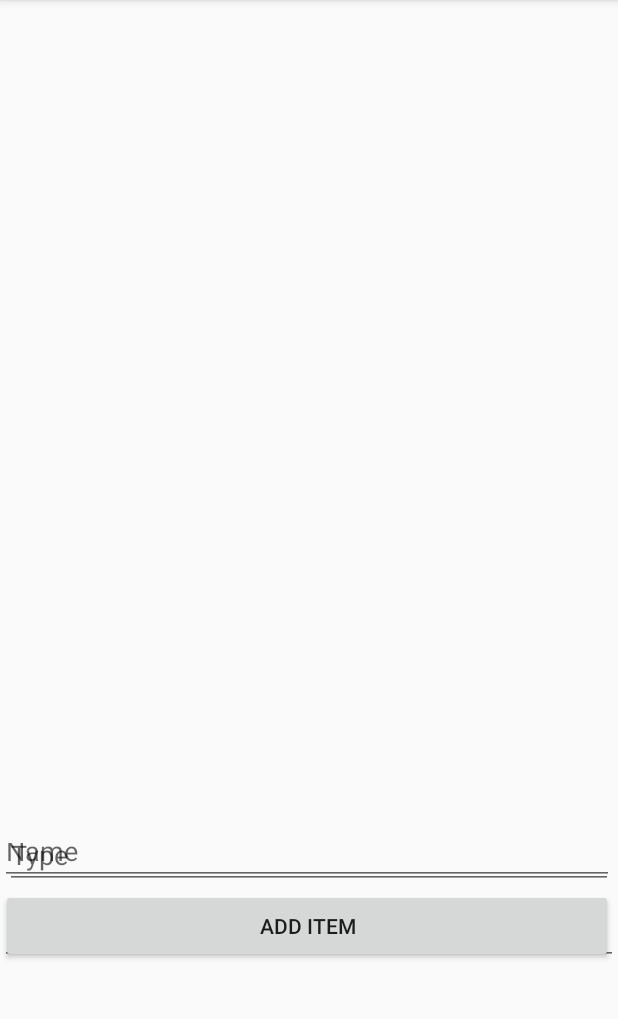
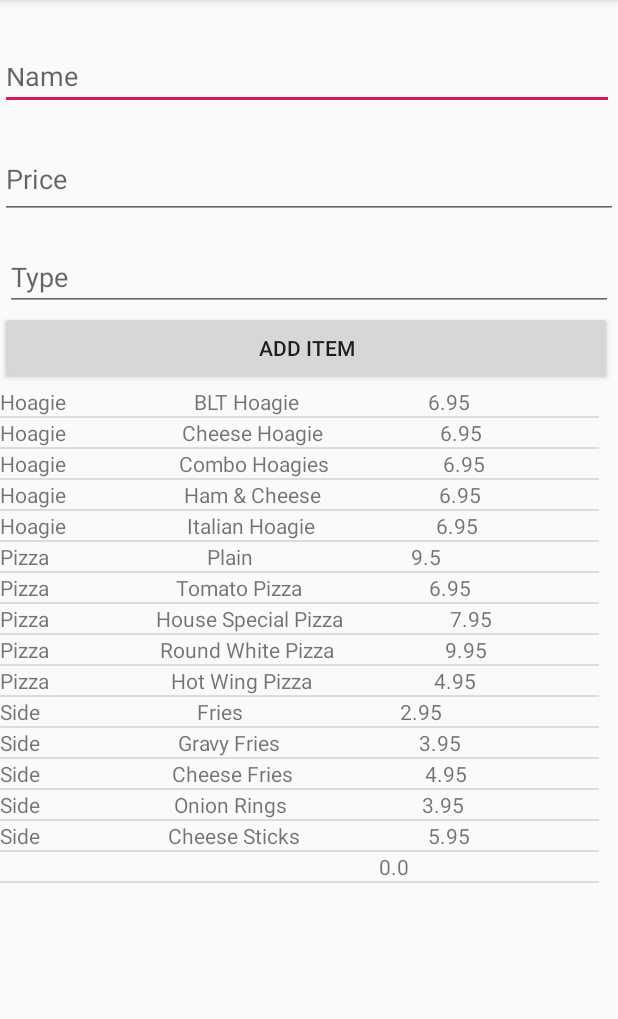
Before and after one commit to jackn81/Lunchilicious, an Android app: the screen it shows after launch (MainActivity), after a tap on "ADD ITEM", on a phone screen of 412 x 824 dp, the part 84-1103 px from its top. Run offline under Robolectric (Android 15) with nearby library versions, the phone set to English and light mode, and no system bars; 1 statement that could not run was skipped.

Commit message:
Lunchilicious Assignment 7 - Working to specifications - after much debugging I was finally able to work out the mistakes I had made in MenuViewModel.

```diff
--- a/app/src/main/java/edu/scranton/nesbittj3/lunchilicious/MainActivity.java
+++ b/app/src/main/java/edu/scranton/nesbittj3/lunchilicious/MainActivity.java
@@ -5,14 +5,14 @@ import androidx.fragment.app.Fragment;
 import androidx.fragment.app.FragmentManager;
 import androidx.lifecycle.ViewModelProvider;
 import android.os.Bundle;
+import android.view.View;
+
 import java.util.ArrayList;
+import java.util.List;
 
-public class MainActivity extends AppCompatActivity implements Mediator{
-
-   // private MenuFragmentAdapter adapter;
+public class MainActivity extends AppCompatActivity {
+    ArrayList<MenuItem> items = new ArrayList<>();
     private MenuFragment menuFragment;
-   // private AddFragment addFrag;
-    MenuViewModel viewModel;
 
     @Override
     protected void onCreate(Bundle savedInstanceState) {
@@ -20,57 +20,14 @@ public class MainActivity extends AppCompatActivity implements Mediator{
         super.onCreate(savedInstanceState);
         setContentView(R.layout.activity_main);
         FragmentManager fragmentManager = getSupportFragmentManager();
-        viewModel = new ViewModelProvider(this).get(MenuViewModel.class);
-        if(findViewById(R.id.container_main) != null) {
+
+        if (findViewById(R.id.container_main) != null) {
             Fragment menuFragment = MenuFragment.newInstance();
             fragmentManager.beginTransaction()
                     .replace(R.id.container_main, menuFragment, "MENU_FRAG")
                     .commitNow();
         }
-        menuFragment = new MenuFragment();
-        getSupportFragmentManager().beginTransaction().replace(R.id.container_main, menuFragment).commit();
 
     }
 
-
-    public ArrayList<MenuItem> getMenuItems() {
-
-        Bundle args = new Bundle();
-        ArrayList<MenuItem> items = new ArrayList<>();
-        items.add(new MenuItem(1, "Hoagie", "BLT Hoagie", "Cold, Onion, lettuce, tomato", (float) 6.95));
-        items.add(new MenuItem(2, "Hoagie", "Cheese Hoagie", "Cheese, mayos, lettuce, tomato", (float) 6.95));
-        items.add(new MenuItem(3, "Hoagie", "Combo Hoagies", "Cold, Onion, lettuce, tomato", (float) 6.95));
-        items.add(new MenuItem(4, "Hoagie", "Ham & Cheese", "Cold, union, lettuce, tomato", (float) 6.95));
-        items.add(new MenuItem(5, "Hoagie", "Italian Hoagie", "Cheese, ham, hot pepper lettuce, tomato", (float) 6.95));
-        items.add(new MenuItem(6, "Pizza", "Plain", "cheese and tomato", (float) 9.50));
-        items.add(new MenuItem(7, "Pizza", "Tomato Pizza", "Cheese and a lot of tomato", (float) 6.95));
-        items.add(new MenuItem(8, "Pizza", "House Special Pizza", "mushroom, green pepper, tomato", (float) 7.95));
-        items.add(new MenuItem(9, "Pizza", "Round White Pizza", "American cheese, lettuce, tomato", (float) 9.95));
-        items.add(new MenuItem(10, "Pizza", "Hot Wing Pizza", "chicken, hot sauce, lettuce, tomato", (float) 4.95));
-        items.add(new MenuItem(11, "Side", "Fries", "large hot fries", (float) 2.95));
-        items.add(new MenuItem(12, "Side", "Gravy Fries",  "Fries with gravy on top", (float) 3.95));
-        items.add(new MenuItem(13, "Side", "Cheese Fries", "Fries with melt cheese", (float) 4.95));
-        items.add(new MenuItem(14, "Side", "Onion Rings", "Deep fried onion rings", (float) 3.95));
-        items.add(new MenuItem(15, "Side", "Cheese Sticks", "Mozzarella cheese sticks", (float) 5.95));
-        menuFragment.setArguments(args);
-        getSupportFragmentManager().beginTransaction().replace(R.id.container_main, menuFragment).commit();
-        return items;
-    }
-
-
-
-
-    public int getMenuCount(ArrayList<MenuItem> items){
-        int count = 0;
-        for(int i = 0; i<items.size(); i++){
-            count++;
-        }
-        return count;
-    }
-
-    public void startMenu(Bundle args){
-        menuFragment = new MenuFragment();
-        menuFragment.setArguments(args);
-        getSupportFragmentManager().beginTransaction().replace(R.id.container_main, menuFragment).commit();
-    }
 }
--- a/app/src/main/java/edu/scranton/nesbittj3/lunchilicious/Mediator.java
+++ /dev/null
@@ -1,10 +0,0 @@
-package edu.scranton.nesbittj3.lunchilicious;
-import android.view.View;
-
-import java.util.ArrayList;
-import java.util.List;
-
-public interface Mediator {
-    public ArrayList<MenuItem> getMenuItems();
-    //public void addItem(View view);
-}
--- a/app/src/main/java/edu/scranton/nesbittj3/lunchilicious/MenuFragment.java
+++ b/app/src/main/java/edu/scranton/nesbittj3/lunchilicious/MenuFragment.java
@@ -3,9 +3,12 @@ package edu.scranton.nesbittj3.lunchilicious;
 import android.content.Context;
 import android.os.Bundle;
 
+import androidx.annotation.Nullable;
 import androidx.fragment.app.Fragment;
+import androidx.lifecycle.LiveData;
 import androidx.lifecycle.Observer;
 import androidx.lifecycle.ViewModelProvider;
+import androidx.lifecycle.ViewModelProviders;
 import androidx.recyclerview.widget.DividerItemDecoration;
 import androidx.recyclerview.widget.LinearLayoutManager;
 import androidx.recyclerview.widget.RecyclerView;
@@ -17,18 +20,21 @@ import android.widget.TextView;
 
 import java.util.ArrayList;
 import java.util.List;
+import java.util.Objects;
 
 
 public class MenuFragment extends Fragment {
     private RecyclerView recyclerView;
     private MenuFragmentAdapter adapter;
-    private Mediator mediator;
-    private ArrayList<MenuItem> menuItems = new ArrayList<>();
+    private List<MenuItem> menuItems;
     private MenuViewModel viewModel;
     private Button add;
+    private TextView textView;
     private TextView inName;
     private TextView inPrice;
     private TextView inType;
+
+
     public static MenuFragment newInstance(){
         return new MenuFragment();
     }
@@ -37,48 +43,37 @@ public class MenuFragment extends Fragment {
         // Required empty public constructor
     }
 
-    public void onCreate(Bundle savedInstanceState) {
-        super.onCreate(savedInstanceState);
-        viewModel = new ViewModelProvider(this).get(MenuViewModel.class);
-
-        viewModel.getMenuItemsLiveData().observe(this, new Observer<MenuItem>() {
-            @Override
-            public void onChanged(MenuItem menuItem) {
-
-                adapter.setMenuItems(menuItems);
-            }
-        });
-    }
-
-
 
     @Override
     public View onCreateView(LayoutInflater inflater, ViewGroup container,
                              Bundle savedInstanceState) {
-        // Inflate the layout for this fragment
-        //viewModel = new ViewModelProvider(this.getActivity()).get(MainActivity.MyViewModel.class);
+
         View view = inflater.inflate(R.layout.fragment_menu, container, false);
         Context context = view.getContext();
-        recyclerView = view.findViewById(R.id.recyclerView);
+        menuItems = getMenuItems();
+
+        inName = view.findViewById(R.id.inName);
+        inPrice = view.findViewById(R.id.inPrice);
+        inType = view.findViewById(R.id.inType);
+
+
+        recyclerView = (RecyclerView) view.findViewById(R.id.recyclerView);
+        RecyclerView.LayoutManager layoutManager = new LinearLayoutManager(context);
+        recyclerView.setLayoutManager(layoutManager);
+        recyclerView.addItemDecoration(new DividerItemDecoration(Objects.requireNonNull(getActivity()), LinearLayoutManager.VERTICAL));
+        adapter = new MenuFragmentAdapter(context, menuItems, textView);
         recyclerView.setAdapter(adapter);
-        RecyclerView.LayoutManager layoutManager = new LinearLayoutManager(this.getActivity());
-        recyclerView.addItemDecoration(new DividerItemDecoration(this.getActivity(), LinearLayoutManager.VERTICAL));
-        recyclerView.setLayoutManager(layoutManager);
 
         add = view.findViewById(R.id.add);
         add.setOnClickListener(new View.OnClickListener(){
             public void onClick(View v){
-                //pull up fragment with input
-                //int id = getMenuCount(menuItems);
-                String name = (String) inName.getText();
-                float price = 1;
-                //float price = inPrice.getText();
-                String type = (String) inType.getText();
 
-                setName(name);
-                setPrice(price);
-                setType(type);
-                viewModel.addMenuItem(item);
+                CharSequence name = inName.getText();
+                String p = inPrice.getText().toString();
+                float price = Float.parseFloat(p);
+                CharSequence type = inType.getText();
+                int id = getId(menuItems);
+                viewModel.addMenuItem(menuItems, id, type, name, price);
             }
         });
 
@@ -86,27 +81,50 @@ public class MenuFragment extends Fragment {
     }
 
     @Override
+    public void onActivityCreated(@Nullable Bundle savedInstanceState){
+        super.onActivityCreated(savedInstanceState);
+        viewModel = new ViewModelProvider(this).get(MenuViewModel.class);
+        viewModel.getMenuItemsLiveData().observe(getViewLifecycleOwner(), new Observer<List<MenuItem>>() {
+            @Override
+            public void onChanged(List<MenuItem> menuItems) {
+                adapter.setMenuItems(menuItems);
+            }
+        });
+    }
+
+    @Override
     public void onAttach(Context context) {
         super.onAttach(context);
-        mediator = (Mediator) context;
+        //mediator = (Mediator) context;
     }
 
-    public int getMenuCount(ArrayList<MenuItem> items){
-        int count = 0;
-        for(int i = 0; i<items.size(); i++){
-            count++;
-        }
-        return count;
+    public ArrayList<MenuItem> getMenuItems() {
+
+        ArrayList<MenuItem> items = new ArrayList<>();
+        items.add(new MenuItem(1, "Hoagie", "BLT Hoagie", "Cold, Onion, lettuce, tomato", (float) 6.95));
+        items.add(new MenuItem(2, "Hoagie", "Cheese Hoagie", "Cheese, mayos, lettuce, tomato", (float) 6.95));
+        items.add(new MenuItem(3, "Hoagie", "Combo Hoagies", "Cold, Onion, lettuce, tomato", (float) 6.95));
+        items.add(new MenuItem(4, "Hoagie", "Ham & Cheese", "Cold, union, lettuce, tomato", (float) 6.95));
+        items.add(new MenuItem(5, "Hoagie", "Italian Hoagie", "Cheese, ham, hot pepper lettuce, tomato", (float) 6.95));
+        items.add(new MenuItem(6, "Pizza", "Plain", "cheese and tomato", (float) 9.50));
+        items.add(new MenuItem(7, "Pizza", "Tomato Pizza", "Cheese and a lot of tomato", (float) 6.95));
+        items.add(new MenuItem(8, "Pizza", "House Special Pizza", "mushroom, green pepper, tomato", (float) 7.95));
+        items.add(new MenuItem(9, "Pizza", "Round White Pizza", "American cheese, lettuce, tomato", (float) 9.95));
+        items.add(new MenuItem(10, "Pizza", "Hot Wing Pizza", "chicken, hot sauce, lettuce, tomato", (float) 4.95));
+        items.add(new MenuItem(11, "Side", "Fries", "large hot fries", (float) 2.95));
+        items.add(new MenuItem(12, "Side", "Gravy Fries",  "Fries with gravy on top", (float) 3.95));
+        items.add(new MenuItem(13, "Side", "Cheese Fries", "Fries with melt cheese", (float) 4.95));
+        items.add(new MenuItem(14, "Side", "Onion Rings", "Deep fried onion rings", (float) 3.95));
+        items.add(new MenuItem(15, "Side", "Cheese Sticks", "Mozzarella cheese sticks", (float) 5.95));
+
+        return items;
     }
 
-    public void setName(String name){
-        viewModel.sName(name);
-    }
-
-    public void setPrice(float price){
-        viewModel.sPrice(price);
-    }
-    public void setType(String type){
-        viewModel.sType(type);
+    public int getId(List<MenuItem> menuItems){
+        int id = 0;
+        for(int i = 0; i<menuItems.size(); i++){
+            id = id+ 1;
+        }
+        return id;
     }
 }
--- a/app/src/main/java/edu/scranton/nesbittj3/lunchilicious/MenuFragmentAdapter.java
+++ b/app/src/main/java/edu/scranton/nesbittj3/lunchilicious/MenuFragmentAdapter.java
@@ -17,20 +17,20 @@ public class MenuFragmentAdapter extends RecyclerView.Adapter<MenuFragmentAdapte
     private Context context;
     private List<MenuItem> menuItems;
     private MenuItem item;
+    private TextView textView;
 
 
     MenuFragmentAdapter(Context context, List<MenuItem> menuItems, TextView textView) {
         this.context = context;
         this.menuItems = menuItems;
-
+        this.textView = textView;
     }
-
-
 
     @NonNull
     @Override
     public MyViewHolder onCreateViewHolder(@NonNull ViewGroup parent, int viewType) {
-        return new MyViewHolder(LayoutInflater.from(context).inflate(R.layout.item_view,parent, false));
+        View view = LayoutInflater.from(parent.getContext()).inflate(R.layout.item_view, parent, false);
+       return new MyViewHolder(view);
     }
 
     @Override
@@ -38,17 +38,16 @@ public class MenuFragmentAdapter extends RecyclerView.Adapter<MenuFragmentAdapte
         holder.bind(menuItems.get(position));
     }
 
-    public void setMenuItems(List<MenuItem> item){
-        this.menuItems = menuItems;
-        notifyDataSetChanged();
-    }
     @Override
-    public int getItemCount(){
+    public int getItemCount() {
         return menuItems.size();
     }
 
 
-
+    public void setMenuItems(List<MenuItem> menuItems){
+        this.menuItems = menuItems;
+        notifyDataSetChanged();
+    }
 
     class MyViewHolder extends RecyclerView.ViewHolder {
         private TextView type;
@@ -62,11 +61,12 @@ public class MenuFragmentAdapter extends RecyclerView.Adapter<MenuFragmentAdapte
             unitPrice = view.findViewById(R.id.unitPrice);
         }
 
-        public void bind(MenuItem menuItem){
+        public void bind(MenuItem menuItems){
 
-            type.setText("" + menuItem.type);
-            name.setText("" + menuItem.name);
-            unitPrice.setText("" + menuItem.unitPrice);
+            type.setText("" + menuItems.type);
+            name.setText("" + menuItems.name);
+            unitPrice.setText("" + menuItems.unitPrice);
+
         }
     }
 }
--- a/app/src/main/java/edu/scranton/nesbittj3/lunchilicious/MenuItem.java
+++ b/app/src/main/java/edu/scranton/nesbittj3/lunchilicious/MenuItem.java
@@ -3,11 +3,11 @@ import java.util.ArrayList;
 
 public class MenuItem {
     int id;
-    String type;
-    String name;
+    CharSequence type;
+    CharSequence name;
     String description;
     float unitPrice;
-    public MenuItem(int id, String type, String name, String description, float unitPrice) {
+    public MenuItem(int id, CharSequence type, CharSequence name, String description, float unitPrice) {
         this.id = id;
         this.type = type;
         this.name = name;
@@ -16,4 +16,19 @@ public class MenuItem {
     }
 
 
+    public int getId(){
+        return id;
+    }
+    public CharSequence getType(){
+        return type;
+    }
+    public CharSequence getName(){
+        return name;
+    }
+    public Float getPrice(){
+        return unitPrice;
+    }
+
+
+
 }
--- a/app/src/main/java/edu/scranton/nesbittj3/lunchilicious/MenuViewModel.java
+++ b/app/src/main/java/edu/scranton/nesbittj3/lunchilicious/MenuViewModel.java
@@ -5,38 +5,26 @@ import androidx.lifecycle.LiveData;
 import androidx.lifecycle.MutableLiveData;
 import androidx.lifecycle.ViewModel;
 
+import java.util.ArrayList;
 import java.util.List;
 
 public class MenuViewModel extends ViewModel {
     //tracks items list
+    MutableLiveData<List<MenuItem>> menuLiveData = new MutableLiveData<>();
+    List<MenuItem> items = new ArrayList<>();
 
-
-    String type;
-
-    int count;
-    private MenuItem item = new MenuItem(0, "", "", "", 0);
-    MutableLiveData<MenuItem> menuLiveData;
-        public LiveData<MenuItem> getMenuItemsLiveData(){
+        public LiveData<List<MenuItem>> getMenuItemsLiveData(){
             if(menuLiveData == null){
-                menuLiveData = new MutableLiveData<>(item);
+                menuLiveData = new MutableLiveData<>(items);
             }
             return menuLiveData;
         }
 
-        public void addMenuItem(MenuItem item){
-            menuLiveData.setValue(item);
-        }
+        public void addMenuItem(List<MenuItem> menuItems, int id, CharSequence type, CharSequence name, Float price){
+            items = menuItems;
+            items.add(new MenuItem (id, type, name, "", price));
+            menuLiveData.setValue(items);
 
-        public void sName(String name){
-            item.name = name;
-        }
-
-         public void sPrice(float price){
-            item.unitPrice = price;
-        }
-
-        public void sType(String type){
-            item.type = type;
         }
 
 }
--- a/app/src/main/res/layout/fragment_menu.xml
+++ b/app/src/main/res/layout/fragment_menu.xml
@@ -1,10 +1,11 @@
 <?xml version="1.0" encoding="utf-8"?>
-<androidx.constraintlayout.widget.ConstraintLayout xmlns:android="http://schemas.android.com/apk/res/android"
+<LinearLayout xmlns:android="http://schemas.android.com/apk/res/android"
     xmlns:app="http://schemas.android.com/apk/res-auto"
     xmlns:tools="http://schemas.android.com/tools"
     android:id="@+id/frameLayout2"
     android:layout_width="match_parent"
     android:layout_height="match_parent"
+    android:orientation="vertical"
     tools:context=".MenuFragment">
 
     <TextView
@@ -12,39 +13,33 @@
         android:layout_width="wrap_content"
         android:layout_height="wrap_content" />
 
-    <androidx.recyclerview.widget.RecyclerView
-        android:id="@+id/recyclerView"
-        android:layout_width="wrap_content"
-        android:layout_height="wrap_content"
-        android:backgroundTint="#91EBF7" />
-
     <EditText
         android:id="@+id/inName"
         android:layout_width="409dp"
         android:layout_height="38dp"
-        android:layout_marginTop="552dp"
-        android:layout_marginBottom="4dp"
+        android:layout_marginTop="16dp"
         android:hint="Name"
-        android:inputType="text"
-        app:layout_constraintBottom_toTopOf="@+id/price"
-        app:layout_constraintEnd_toEndOf="parent"
-        app:layout_constraintHorizontal_bias="0.0"
-        app:layout_constraintStart_toStartOf="parent"
-        app:layout_constraintTop_toTopOf="parent" />
+        android:inputType="text" />
+
+    <EditText
+        android:id="@+id/inPrice"
+        android:layout_width="412dp"
+        android:layout_height="53dp"
+        android:layout_marginTop="19dp"
+        android:ems="10"
+        android:hint="Price"
+        android:inputType="text" />
 
     <EditText
         android:id="@+id/inType"
         android:layout_width="405dp"
         android:layout_height="44dp"
         android:layout_marginStart="3dp"
+        android:layout_marginTop="17dp"
         android:layout_marginEnd="3dp"
         android:ems="10"
         android:hint="Type"
-        android:inputType="textPersonName"
-        app:layout_constraintBottom_toTopOf="@+id/add"
-        app:layout_constraintEnd_toEndOf="parent"
-        app:layout_constraintStart_toStartOf="parent"
-        app:layout_constraintTop_toBottomOf="@+id/price" />
+        android:inputType="text" />
 
     <Button
         android:id="@+id/add"
@@ -52,21 +47,14 @@
         android:layout_height="49dp"
         android:layout_marginEnd="3dp"
         android:layout_marginBottom="1dp"
-        android:text="Add Item"
-        app:layout_constraintBottom_toBottomOf="parent"
-        app:layout_constraintEnd_toEndOf="parent"
-        app:layout_constraintStart_toStartOf="parent"
-        app:layout_constraintTop_toBottomOf="@+id/type" />
+        android:text="Add Item" />
 
-    <EditText
-        android:id="@+id/inPrice"
-        android:layout_width="412dp"
-        android:layout_height="53dp"
-        android:ems="10"
-        android:hint="Price"
-        android:inputType="numberDecimal"
-        app:layout_constraintStart_toStartOf="parent"
-        app:layout_constraintTop_toBottomOf="@+id/inName" />
+    <androidx.recyclerview.widget.RecyclerView
+        android:id="@+id/recyclerView"
+        android:layout_width="399dp"
+        android:layout_height="335dp"
+        android:layout_marginEnd="371dp"
+        android:backgroundTint="#91EBF7" />
 
 
-</androidx.constraintlayout.widget.ConstraintLayout>
+</LinearLayout>
```
